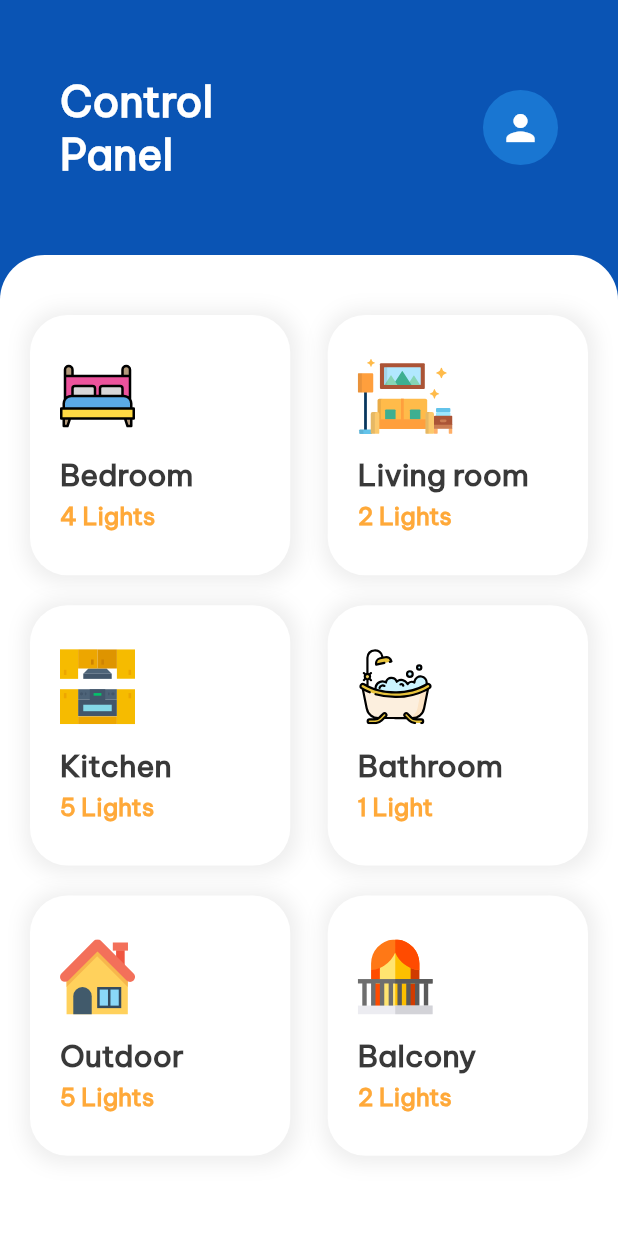
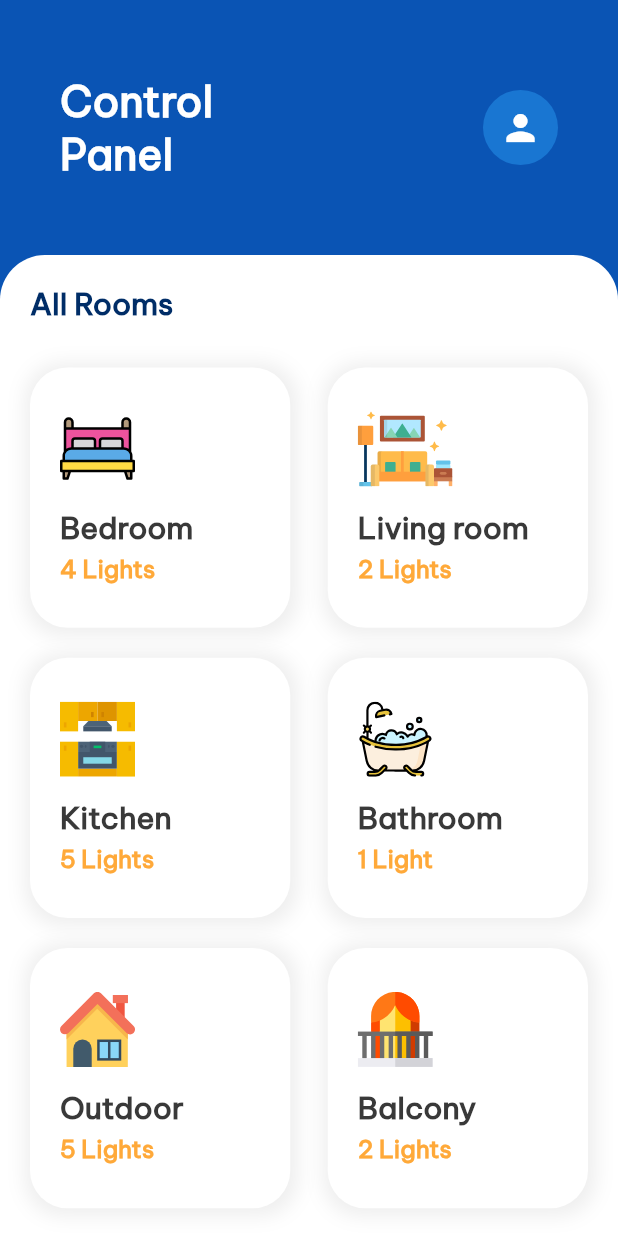
Before and after one commit to Mayank-9018/SmartHome, a Flutter app: the screen it shows after launch, on a phone screen of 412 x 824 dp. Run offline on Flutter 3.47's test engine with Material 2 defaults, Android fonts, the phone set to English and light mode, and no system bars; our stand-ins replace flutter_svg.

Commit message:
All Rooms text to ControlPanelScreen

```diff
--- a/lib/res/text_styles.dart
+++ b/lib/res/text_styles.dart
@@ -1,4 +1,5 @@
 import 'package:flutter/painting.dart';
+import 'package:smart_home/res/colors.dart';
 
 const TextStyle nLightsStyle = TextStyle(
   fontWeight: FontWeight.bold,
@@ -17,3 +18,9 @@ const TextStyle cpHeaderStyle = TextStyle(
   color: Color(0xFFFFFFFF),
   fontWeight: FontWeight.bold,
 );
+
+const TextStyle allRoomStyle = TextStyle(
+  fontSize: 20,
+  fontWeight: FontWeight.bold,
+  color: Color(0xFF002D67),
+);
--- a/lib/screens/control_panel.dart
+++ b/lib/screens/control_panel.dart
@@ -39,15 +39,30 @@ class _ControlPanelScreenState extends State<ControlPanelScreen> {
                   topRight: Radius.circular(30.0),
                 ),
               ),
+              child: Column(
+                crossAxisAlignment: CrossAxisAlignment.start,
+                children: [
+                  const Padding(
+                    padding: EdgeInsets.fromLTRB(20, 20, 20, 10),
+                    child: Text(
+                      'All Rooms',
+                      style: allRoomStyle,
+                    ),
+                  ),
+                  Expanded(
                     child: GridView(
                       padding: const EdgeInsets.symmetric(
-                    horizontal: 20.0, vertical: 40.0),
-                gridDelegate: const SliverGridDelegateWithFixedCrossAxisCount(
+                          horizontal: 20.0, vertical: 20.0),
+                      gridDelegate:
+                          const SliverGridDelegateWithFixedCrossAxisCount(
                         crossAxisCount: 2,
                         mainAxisSpacing: 20,
                         crossAxisSpacing: 25,
                       ),
                       children: rooms,
+                    ),
+                  ),
+                ],
               ),
             ),
           ),
```
Lines whose indentation alone changed are shown as unchanged.
